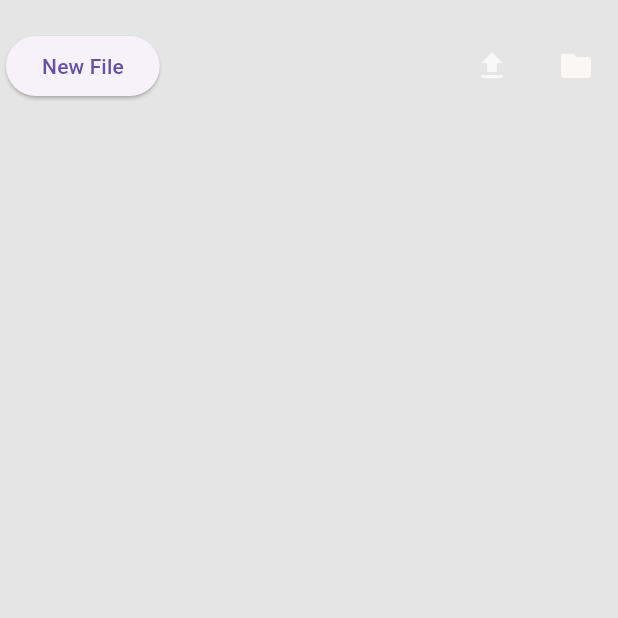
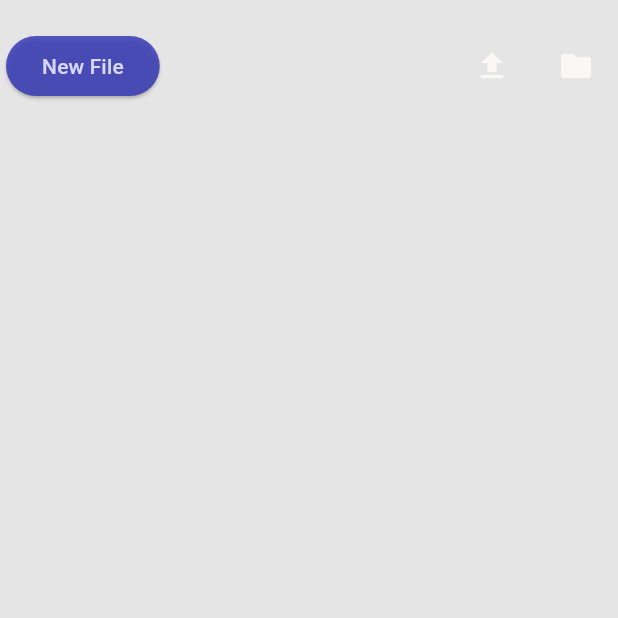
Before and after one commit to Cykeek/flutter_development, a Flutter app: the screen it shows after launch, on a phone screen of 412 x 824 dp, the top half of it. Run offline on Flutter 3.47's test engine with Material 3 defaults, Android fonts, the phone set to English and light mode, and no system bars.

Commit message:
"Refactored home screen button style and moved related constants to AppTheme"
This diff shows changes to two files: home\_screen.dart and apps\_styles.dart.

In home\_screen.dart,

```diff
--- a/lib/screens/home_screen.dart
+++ b/lib/screens/home_screen.dart
@@ -40,11 +40,7 @@ class _HomeScreenState extends State<HomeScreen> {
     return ElevatedButton(
       onPressed: onPressed,
       child: Text(text),
-      style: ElevatedButton.styleFrom(
-        shape: RoundedRectangleBorder(
-          borderRadius: BorderRadius.circular(20), // Change the radius
-        )
-      ),
+      style: _buttonStyle(),
     );
   }
 
@@ -57,4 +53,12 @@ class _HomeScreenState extends State<HomeScreen> {
       ),
     );
   }
+
+  ButtonStyle _buttonStyle() {
+    return ElevatedButton.styleFrom(
+      backgroundColor: AppTheme.btnclr,
+      foregroundColor: AppTheme.text,
+
+    );
+  }
 }
--- a/lib/utils/apps_styles.dart
+++ b/lib/utils/apps_styles.dart
@@ -3,4 +3,6 @@ import 'package:flutter/material.dart';
 class AppTheme {
   static const Color dark = Color(0x1E1E1E1E);
   static const Color icon = Color(0xCFFFFCFC);
+  static const Color btnclr = Color(0xCF3335B8);
+  static const Color text = Color(0xFFD7D8FF);
 }
```
